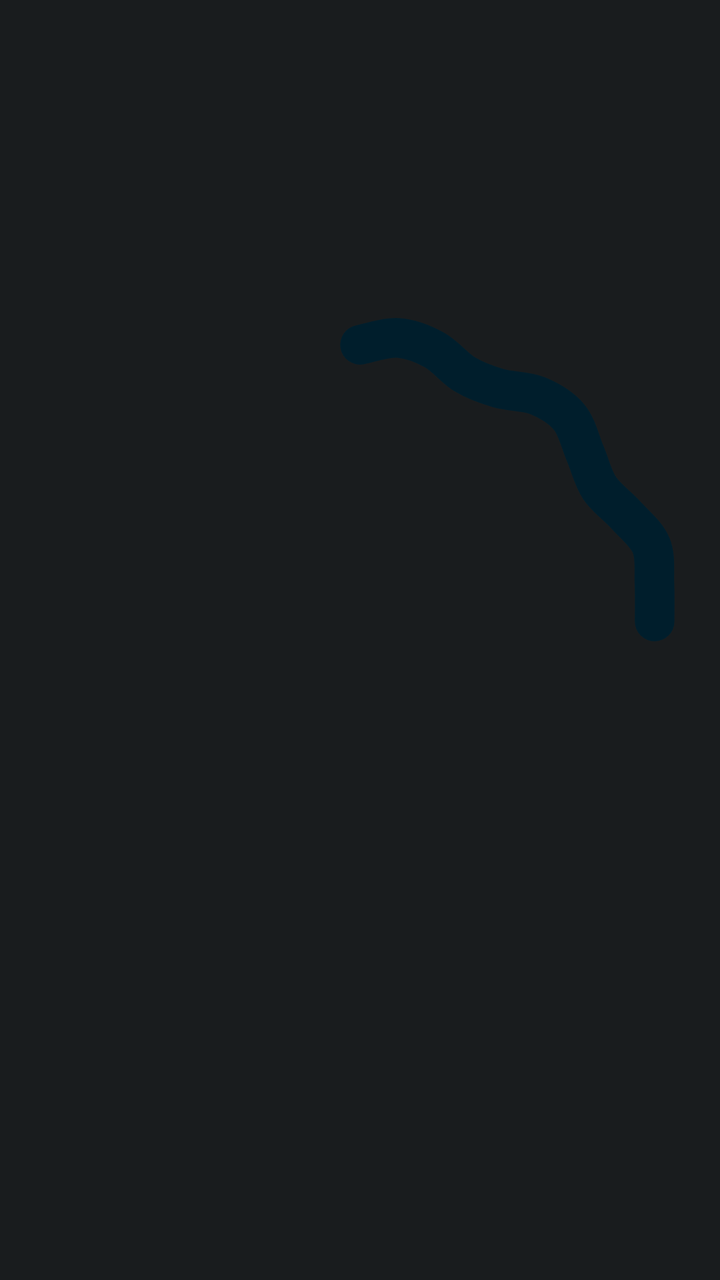
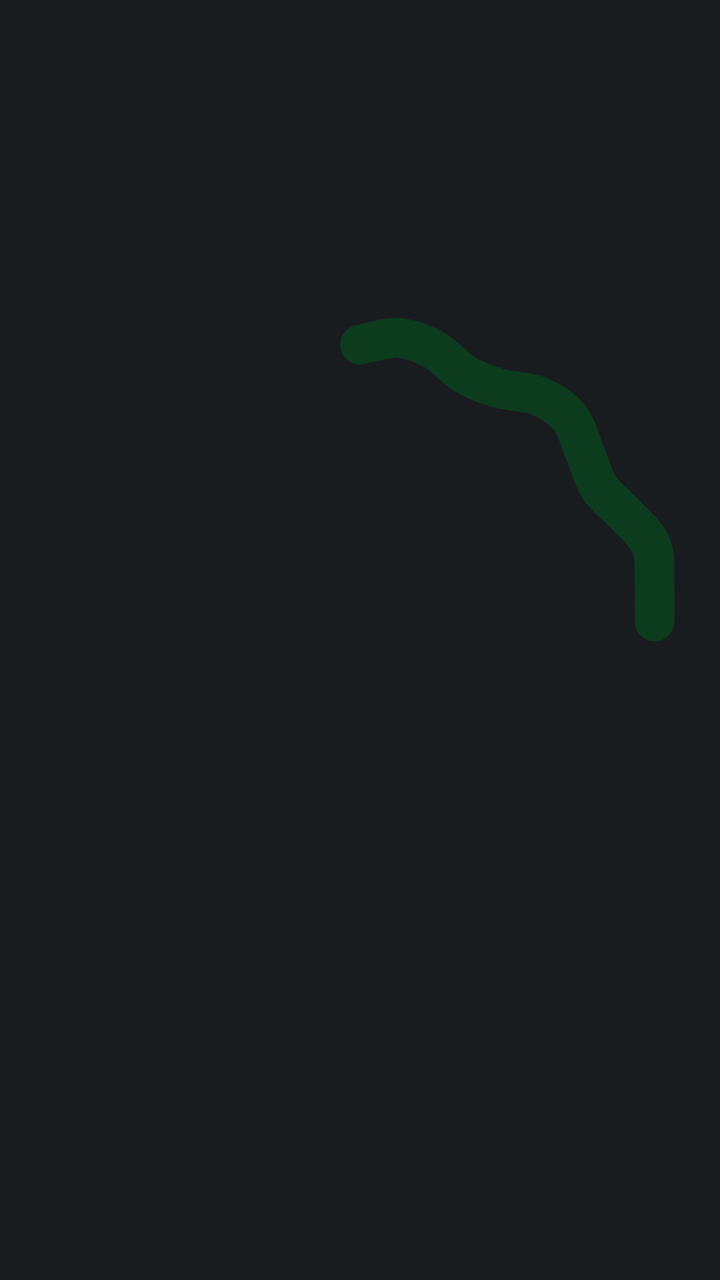

Screens rendered from an Android XML layout before and after an edit, with the pre-edit source and the edit as a unified diff.
<!-- AndroidManifest.xml: application theme AppTheme -->
<!-- res/layout/wave_24.xml -->
<?xml version="1.0" encoding="utf-8"?>
<ProgressBar xmlns:android="http://schemas.android.com/apk/res/android"
    android:id="@+id/wave"
    android:layout_width="120dp"
    android:layout_height="120dp"
    android:layout_gravity="center"
    android:indeterminate="true"
    android:indeterminateBehavior="repeat"
    android:indeterminateDuration="1600"
    android:indeterminateDrawable="@drawable/charge_wave_24"
    android:indeterminateTint="@color/g_on_primary_c"
    android:indeterminateTintMode="src_in" />
<!-- resources referenced by this layout -->
<resources>
  <color name="g_on_primary_c">@android:color/system_accent1_900</color>
  <!-- drawable charge_wave_24: vector/xml drawable (drawable, 24007 chars, omitted) -->
  <style name="AppTheme" parent="@android:style/Theme.DeviceDefault.NoActionBar">
          <item name="android:windowBackground">@color/ui_bg</item>
          <item name="android:statusBarColor">@android:color/transparent</item>
          <item name="android:navigationBarColor">@android:color/transparent</item>
          <item name="android:windowLightStatusBar">false</item>
          <item name="android:windowLightNavigationBar">false</item>
      </style>
  <color name="ui_bg">@android:color/system_neutral1_900</color>
</resources>

<!-- the commit's change to res/layout/wave_24.xml (unified diff, before → after) -->
@@ -8,5 +8,5 @@
     android:indeterminateBehavior="repeat"
     android:indeterminateDuration="1600"
     android:indeterminateDrawable="@drawable/charge_wave_24"
-    android:indeterminateTint="@color/g_on_primary_c"
+    android:indeterminateTint="@color/g_on_charge"
     android:indeterminateTintMode="src_in" />
<!-- resource entries referenced after the edit -->
@@ -1,6 +1,6 @@
 <!-- resources referenced by this layout -->
 <resources>
-  <color name="g_on_primary_c">@android:color/system_accent1_900</color>
+  <color name="g_on_charge">#FF0C3B1E</color>
   <!-- drawable charge_wave_24: vector/xml drawable (drawable, 24007 chars, omitted) -->
   <style name="AppTheme" parent="@android:style/Theme.DeviceDefault.NoActionBar">
           <item name="android:windowBackground">@color/ui_bg</item>
